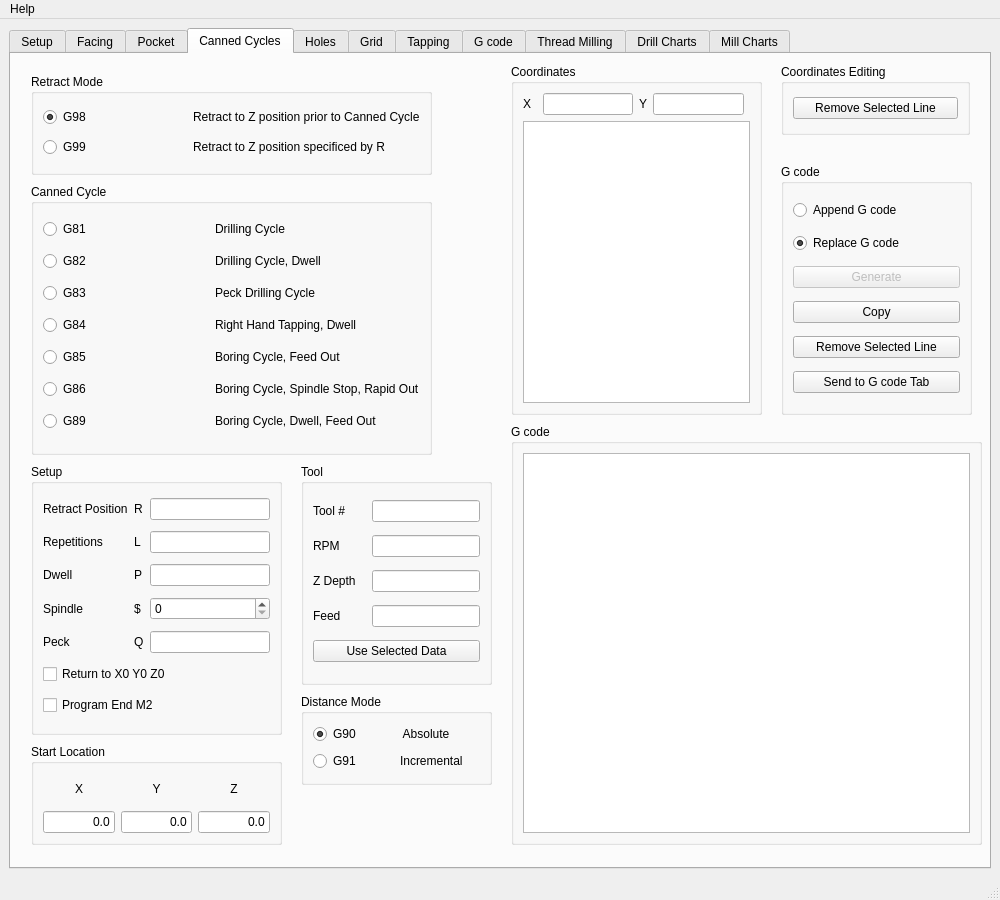
jethornton/gcode, file gcode/src/gcode.ui: the form before one commit.
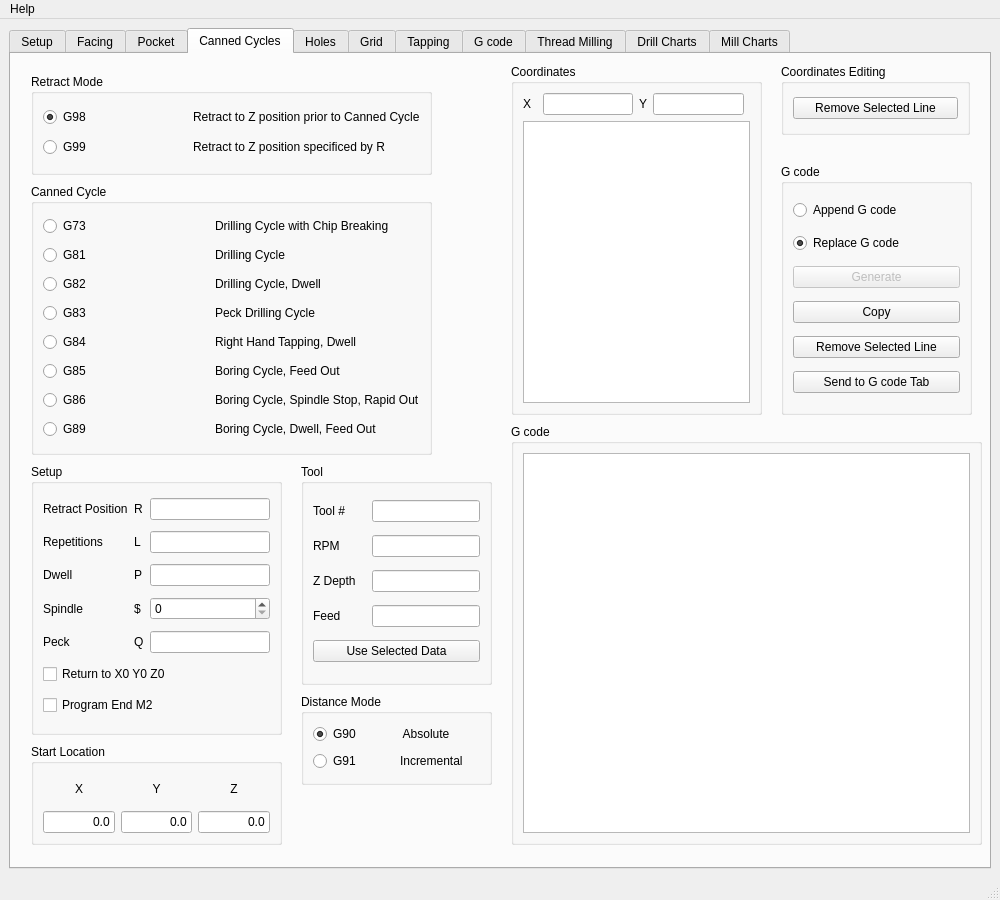
The form after the commit. The open tabs and pages were chosen to show the change.

Commit message: add g73 canned cycle

The edit to the form file:
```diff
--- a/gcode/src/gcode.ui
+++ b/gcode/src/gcode.ui
@@ -1052,7 +1052,17 @@
          <string>Canned Cycle</string>
         </property>
         <layout class="QGridLayout" name="gridLayout_31">
-         <item row="3" column="0">
+         <item row="1" column="0">
+          <widget class="QRadioButton" name="radioButton_2">
+           <property name="text">
+            <string>G81</string>
+           </property>
+           <attribute name="buttonGroup">
+            <string notr="true">canCycleBG</string>
+           </attribute>
+          </widget>
+         </item>
+         <item row="4" column="0">
           <widget class="QRadioButton" name="radioButton_5">
            <property name="text">
             <string>G84</string>
@@ -1062,14 +1072,14 @@
            </attribute>
           </widget>
          </item>
-         <item row="4" column="1">
+         <item row="5" column="1">
           <widget class="QLabel" name="label_58">
            <property name="text">
             <string>Boring Cycle, Feed Out</string>
            </property>
           </widget>
          </item>
-         <item row="1" column="0">
+         <item row="2" column="0">
           <widget class="QRadioButton" name="radioButton_3">
            <property name="text">
             <string>G82</string>
@@ -1079,7 +1089,7 @@
            </attribute>
           </widget>
          </item>
-         <item row="2" column="0">
+         <item row="3" column="0">
           <widget class="QRadioButton" name="radioButton_4">
            <property name="text">
             <string>G83</string>
@@ -1089,28 +1099,28 @@
            </attribute>
           </widget>
          </item>
-         <item row="2" column="1">
+         <item row="3" column="1">
           <widget class="QLabel" name="label_56">
            <property name="text">
             <string>Peck Drilling Cycle</string>
            </property>
           </widget>
          </item>
-         <item row="5" column="1">
+         <item row="6" column="1">
           <widget class="QLabel" name="label_62">
            <property name="text">
             <string>Boring Cycle, Spindle Stop, Rapid Out</string>
            </property>
           </widget>
          </item>
-         <item row="0" column="1">
+         <item row="1" column="1">
           <widget class="QLabel" name="label_54">
            <property name="text">
             <string>Drilling Cycle</string>
            </property>
           </widget>
          </item>
-         <item row="5" column="0">
+         <item row="6" column="0">
           <widget class="QRadioButton" name="radioButton_7">
            <property name="text">
             <string>G86</string>
@@ -1120,17 +1130,7 @@
            </attribute>
           </widget>
          </item>
-         <item row="0" column="0">
-          <widget class="QRadioButton" name="radioButton_2">
-           <property name="text">
-            <string>G81</string>
-           </property>
-           <attribute name="buttonGroup">
-            <string notr="true">canCycleBG</string>
-           </attribute>
-          </widget>
-         </item>
-         <item row="6" column="0">
+         <item row="7" column="0">
           <widget class="QRadioButton" name="radioButton_10">
            <property name="text">
             <string>G89</string>
@@ -1140,14 +1140,14 @@
            </attribute>
           </widget>
          </item>
-         <item row="1" column="1">
+         <item row="2" column="1">
           <widget class="QLabel" name="label_55">
            <property name="text">
             <string>Drilling Cycle, Dwell</string>
            </property>
           </widget>
          </item>
-         <item row="4" column="0">
+         <item row="5" column="0">
           <widget class="QRadioButton" name="radioButton_6">
            <property name="text">
             <string>G85</string>
@@ -1157,20 +1157,37 @@
            </attribute>
           </widget>
          </item>
-         <item row="6" column="1">
+         <item row="7" column="1">
           <widget class="QLabel" name="label_61">
            <property name="text">
             <string>Boring Cycle, Dwell, Feed Out</string>
            </property>
           </widget>
          </item>
-         <item row="3" column="1">
+         <item row="4" column="1">
           <widget class="QLabel" name="label_57">
            <property name="text">
             <string>Right Hand Tapping, Dwell</string>
            </property>
           </widget>
          </item>
+         <item row="0" column="0">
+          <widget class="QRadioButton" name="radioButton_11">
+           <property name="text">
+            <string>G73</string>
+           </property>
+           <attribute name="buttonGroup">
+            <string notr="true">canCycleBG</string>
+           </attribute>
+          </widget>
+         </item>
+         <item row="0" column="1">
+          <widget class="QLabel" name="label_31">
+           <property name="text">
+            <string>Drilling Cycle with Chip Breaking</string>
+           </property>
+          </widget>
+         </item>
         </layout>
        </widget>
        <widget class="QGroupBox" name="groupBox_24">
```
The commit also changes 3 other files.
